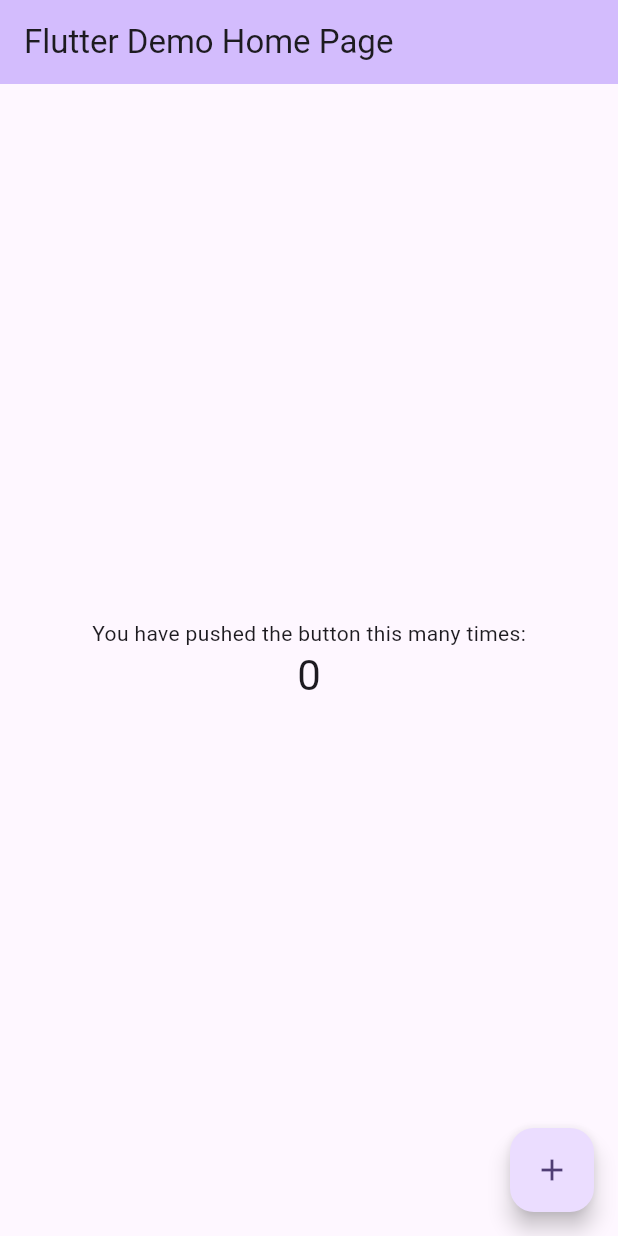
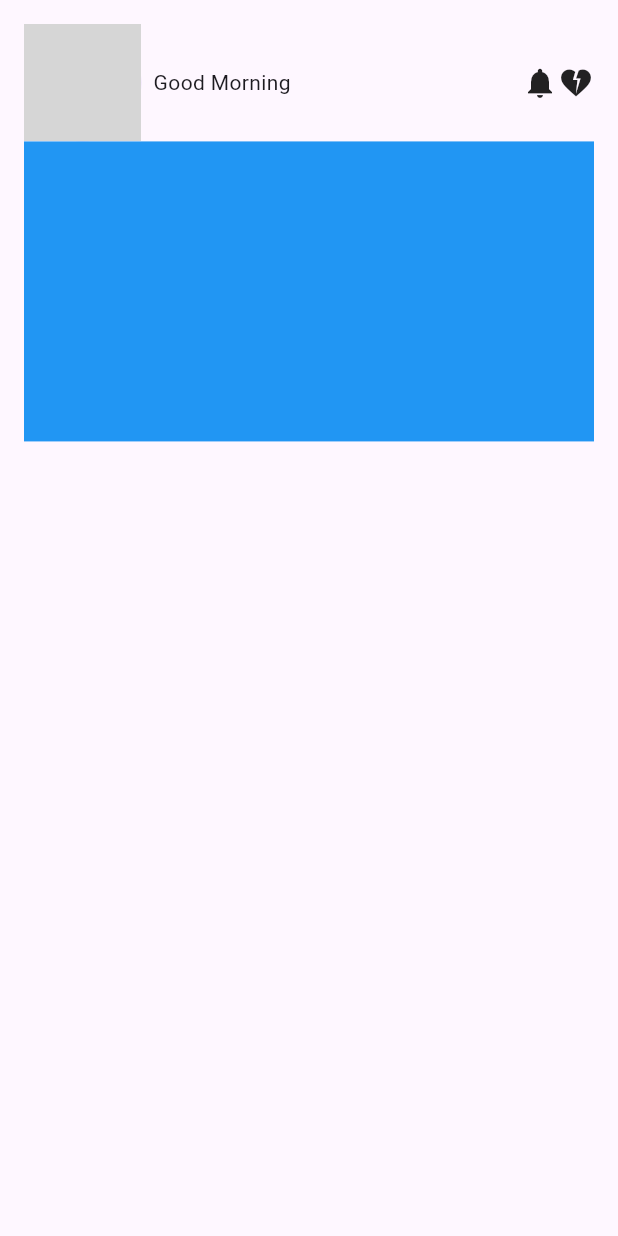
Before and after one commit to xdKeto/Crossnet_Flutter_Course, a Flutter app: the screen it shows after launch, on a phone screen of 412 x 824 dp. Run offline on Flutter 3.47's test engine with Material 3 defaults, Android fonts, the phone set to English and light mode, and no system bars; network calls fail; grey boxes are pictures that could not be loaded.

Commit message:
coba-coba

```diff
--- a/Chapter_0/test_awal_crossnet/lib/main.dart
+++ b/Chapter_0/test_awal_crossnet/lib/main.dart
@@ -7,46 +7,22 @@
 class MyApp extends StatelessWidget {
   const MyApp({super.key});
 
-  // This widget is the root of your application.
   @override
   Widget build(BuildContext context) {
     return MaterialApp(
       title: 'Flutter Demo',
+      debugShowCheckedModeBanner: false,
       theme: ThemeData(
-        // This is the theme of your application.
-        //
-        // TRY THIS: Try running your application with "flutter run". You'll see
-        // the application has a purple toolbar. Then, without quitting the app,
-        // try changing the seedColor in the colorScheme below to Colors.green
-        // and then invoke "hot reload" (save your changes or press the "hot
-        // reload" button in a Flutter-supported IDE, or press "r" if you used
-        // the command line to start the app).
-        //
-        // Notice that the counter didn't reset back to zero; the application
-        // state is not lost during the reload. To reset the state, use hot
-        // restart instead.
-        //
-        // This works for code too, not just values: Most code changes can be
-        // tested with just a hot reload.
         colorScheme: ColorScheme.fromSeed(seedColor: Colors.deepPurple),
         useMaterial3: true,
       ),
-      home: const MyHomePage(title: 'Flutter Demo Home Page'),
+      home: const MyHomePage(title: 'Hello World'),
     );
   }
 }
 
 class MyHomePage extends StatefulWidget {
   const MyHomePage({super.key, required this.title});
-
-  // This widget is the home page of your application. It is stateful, meaning
-  // that it has a State object (defined below) that contains fields that affect
-  // how it looks.
-
-  // This class is the configuration for the state. It holds the values (in this
-  // case the title) provided by the parent (in this case the App widget) and
-  // used by the build method of the State. Fields in a Widget subclass are
-  // always marked "final".
 
   final String title;
 
@@ -55,71 +31,41 @@
 }
 
 class _MyHomePageState extends State<MyHomePage> {
-  int _counter = 0;
-
-  void _incrementCounter() {
-    setState(() {
-      // This call to setState tells the Flutter framework that something has
-      // changed in this State, which causes it to rerun the build method below
-      // so that the display can reflect the updated values. If we changed
-      // _counter without calling setState(), then the build method would not be
-      // called again, and so nothing would appear to happen.
-      _counter++;
-    });
-  }
-
   @override
   Widget build(BuildContext context) {
-    // This method is rerun every time setState is called, for instance as done
-    // by the _incrementCounter method above.
-    //
-    // The Flutter framework has been optimized to make rerunning build methods
-    // fast, so that you can just rebuild anything that needs updating rather
-    // than having to individually change instances of widgets.
+    final screenWidth = MediaQuery.of(context).size.width;
+    final screenHeight = MediaQuery.of(context).size.height;
     return Scaffold(
-      appBar: AppBar(
-        // TRY THIS: Try changing the color here to a specific color (to
-        // Colors.amber, perhaps?) and trigger a hot reload to see the AppBar
-        // change color while the other colors stay the same.
-        backgroundColor: Theme.of(context).colorScheme.inversePrimary,
-        // Here we take the value from the MyHomePage object that was created by
-        // the App.build method, and use it to set our appbar title.
-        title: Text(widget.title),
-      ),
-      body: Center(
-        // Center is a layout widget. It takes a single child and positions it
-        // in the middle of the parent.
+      body: Padding(
+        padding: const EdgeInsets.all(16.0),
         child: Column(
-          // Column is also a layout widget. It takes a list of children and
-          // arranges them vertically. By default, it sizes itself to fit its
-          // children horizontally, and tries to be as tall as its parent.
-          //
-          // Column has various properties to control how it sizes itself and
-          // how it positions its children. Here we use mainAxisAlignment to
-          // center the children vertically; the main axis here is the vertical
-          // axis because Columns are vertical (the cross axis would be
-          // horizontal).
-          //
-          // TRY THIS: Invoke "debug painting" (choose the "Toggle Debug Paint"
-          // action in the IDE, or press "p" in the console), to see the
-          // wireframe for each widget.
-          mainAxisAlignment: MainAxisAlignment.center,
-          children: <Widget>[
-            const Text(
-              'You have pushed the button this many times:',
+          children: [
+            Row(
+              children: [
+                Padding(
+                  padding: const EdgeInsets.only(right: 8.0),
+                  child: CircleAvatar(
+                    radius: screenWidth * 0.095, // 35
+                    backgroundImage: NetworkImage(
+                        'https://static.vecteezy.com/system/resources/thumbnails/009/292/244/small/default-avatar-icon-of-social-media-user-vector.jpg'),
+                  ),
+                ),
+                Expanded(child: Text('Good Morning')),
+                SizedBox(
+                  width: screenWidth * 0.01,
+                ),
+                Icon(Icons.notifications),
+                Icon(Icons.heart_broken),
+              ],
             ),
-            Text(
-              '$_counter',
-              style: Theme.of(context).textTheme.headlineMedium,
-            ),
+            Container(
+              width: double.infinity,
+              height: 200,
+              color: Colors.blue,
+            )
           ],
         ),
       ),
-      floatingActionButton: FloatingActionButton(
-        onPressed: _incrementCounter,
-        tooltip: 'Increment',
-        child: const Icon(Icons.add),
-      ), // This trailing comma makes auto-formatting nicer for build methods.
     );
   }
 }
```
Also changed, not shown: 1 other file.
